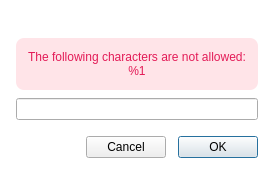
The window that src/MEGASync/gui/ui/NodeNameSetterDialog.ui (meganz/MEGAsync) describes before a commit, drawn with Qt 5.
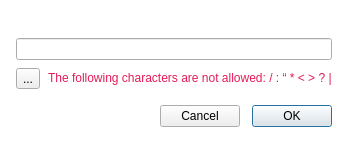
The same window after the commit. Icons and pictures are not drawn. Custom widgets are drawn as their Qt base class.

Diff of the .ui file:
```diff
--- a/src/MEGASync/gui/ui/NodeNameSetterDialog.ui
+++ b/src/MEGASync/gui/ui/NodeNameSetterDialog.ui
@@ -6,8 +6,8 @@
    <rect>
     <x>0</x>
     <y>0</y>
-    <width>293</width>
-    <height>185</height>
+    <width>388</width>
+    <height>159</height>
    </rect>
   </property>
   <property name="windowTitle">
@@ -21,9 +21,6 @@
 
 #errorLabel {
 color: #E31B57; /*colorToken.text-error*/
-background-color: #FFE4E8; /*colorToken.notification-error*/
-border-radius: 8px; 
-padding: 12px;
 }</string>
   </property>
   <property name="TOKENIZED" stdset="0">
@@ -76,26 +73,6 @@
         </property>
        </widget>
       </item>
-      <item>
-       <widget class="QLabel" name="errorLabel">
-        <property name="enabled">
-         <bool>true</bool>
-        </property>
-        <property name="styleSheet">
-         <string notr="true"/>
-        </property>
-        <property name="text">
-         <string>The following characters are not allowed:
-%1</string>
-        </property>
-        <property name="alignment">
-         <set>Qt::AlignCenter</set>
-        </property>
-        <property name="font-size" stdset="0">
-         <string notr="true">body-2</string>
-        </property>
-       </widget>
-      </item>
       <item>
        <widget class="QLineEdit" name="lineEdit">
         <property name="type" stdset="0">
@@ -103,6 +80,48 @@
         </property>
        </widget>
       </item>
+      <item>
+       <widget class="QWidget" name="errorContainer" native="true">
+        <layout class="QHBoxLayout" name="horizontalLayout_2">
+         <property name="spacing">
+          <number>8</number>
+         </property>
+         <property name="leftMargin">
+          <number>0</number>
+         </property>
+         <property name="topMargin">
+          <number>0</number>
+         </property>
+         <property name="rightMargin">
+          <number>0</number>
+         </property>
+         <property name="bottomMargin">
+          <number>0</number>
+         </property>
+         <item>
+          <widget class="IconLabel" name="errorIcon">
+           <property name="text">
+            <string>...</string>
+           </property>
+           <property name="icon">
+            <iconset resource="../Resources_common.qrc">
+             <normaloff>:/alert-triangle_small_regular_outline</normaloff>:/alert-triangle_small_regular_outline</iconset>
+           </property>
+           <property name="normal_off" stdset="0">
+            <string notr="true">text-error</string>
+           </property>
+          </widget>
+         </item>
+         <item>
+          <widget class="QLabel" name="errorLabel">
+           <property name="text">
+            <string>The following characters are not allowed:  / : “ * &lt; &gt; ? |</string>
+           </property>
+          </widget>
+         </item>
+        </layout>
+       </widget>
+      </item>
      </layout>
     </widget>
    </item>
@@ -177,6 +196,15 @@
    </item>
   </layout>
  </widget>
- <resources/>
+ <customwidgets>
+  <customwidget>
+   <class>IconLabel</class>
+   <extends>QToolButton</extends>
+   <header>TokenizableItems/IconLabel.h</header>
+  </customwidget>
+ </customwidgets>
+ <resources>
+  <include location="../Resources_common.qrc"/>
+ </resources>
  <connections/>
 </ui>
```
